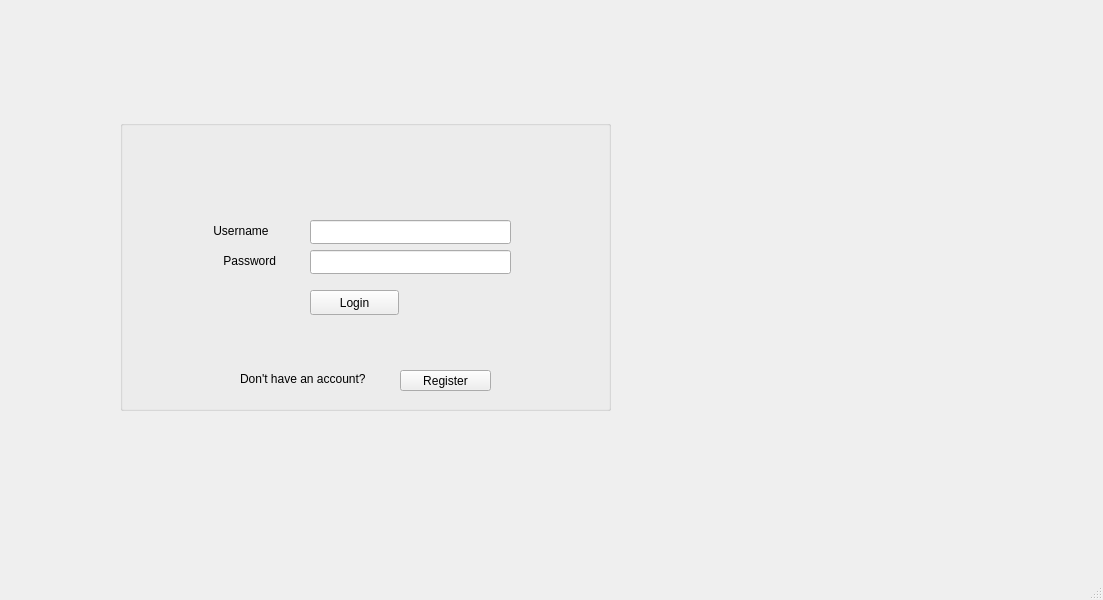
First picture: the form in kOrganizify/src/mainwindow.ui, repository jelisavetagavrilovic/kOrganizify, before the edit.
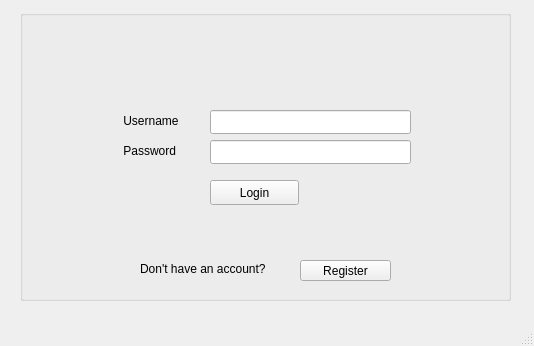
Second picture: the form after the edit.

The edit to the form file:
```diff
--- a/kOrganizify/src/mainwindow.ui
+++ b/kOrganizify/src/mainwindow.ui
@@ -6,8 +6,8 @@
    <rect>
     <x>0</x>
     <y>0</y>
-    <width>1103</width>
-    <height>600</height>
+    <width>534</width>
+    <height>346</height>
    </rect>
   </property>
   <property name="windowTitle">
@@ -17,8 +17,8 @@
    <widget class="QGroupBox" name="gbLogin">
     <property name="geometry">
      <rect>
-      <x>120</x>
-      <y>120</y>
+      <x>20</x>
+      <y>10</y>
       <width>491</width>
       <height>291</height>
      </rect>
@@ -29,7 +29,7 @@
     <widget class="QLabel" name="lblUsername">
      <property name="geometry">
       <rect>
-       <x>90</x>
+       <x>100</x>
        <y>100</y>
        <width>91</width>
        <height>21</height>
```
Left out of the diff: 2 changed lines with no effect on the pictures.
